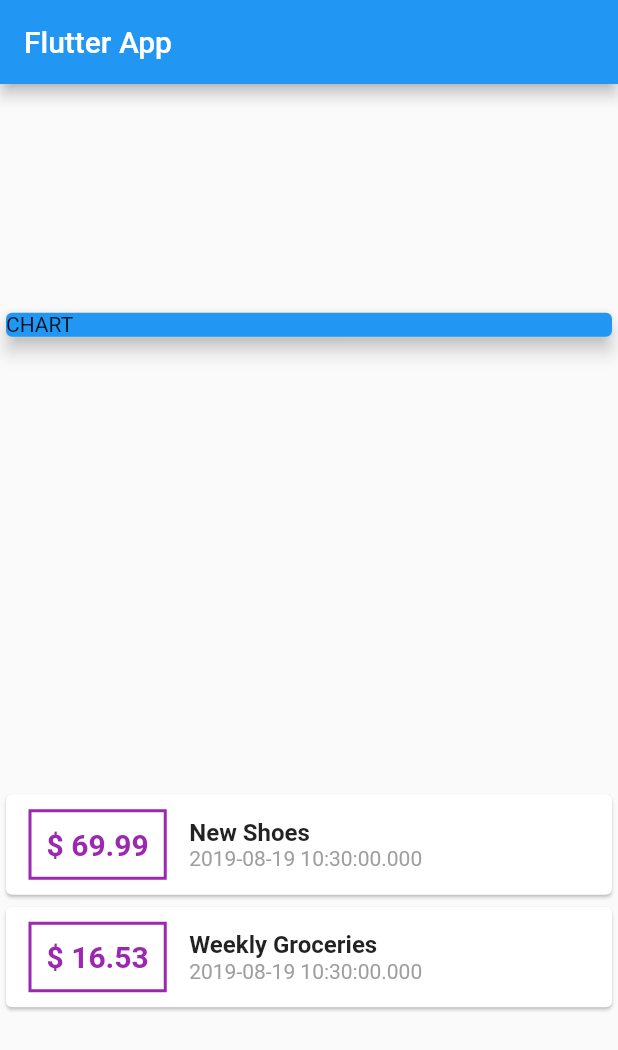
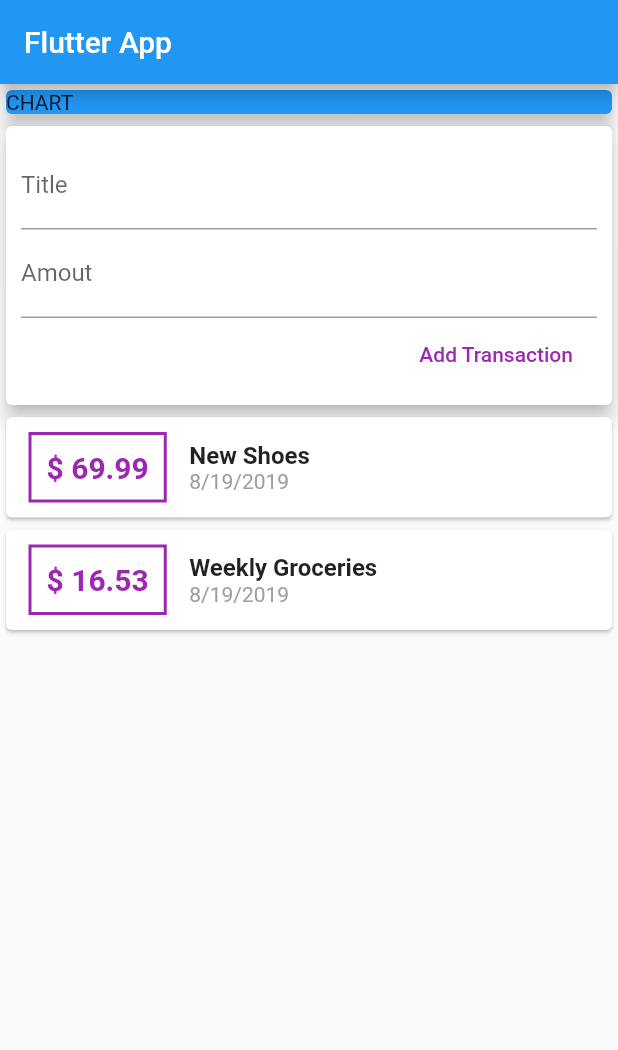
Before and after one commit to hewerthomn/flutter_complete_guide, a Flutter app: the screen it shows after launch, on a phone screen of 412 x 824 dp. Shown: the top 1050 px of the screen. Run offline on Flutter 3.47's test engine with Material 2 defaults, Android fonts, the phone set to English and light mode, and no system bars.

Commit message:
Fixed so the code compiles

```diff
--- a/lib/main.dart
+++ b/lib/main.dart
@@ -1,6 +1,6 @@
 import 'package:flutter/material.dart';
 
-import './transaction.dart';
+import './widgets/user_transactions.dart';
 
 void main() => runApp(MyApp());
 
@@ -15,20 +15,8 @@ class MyApp extends StatelessWidget {
 }
 
 class MyHomePage extends StatelessWidget {
-  final List<Transaction> transactions = [
-    Transaction(
-      id: 't1',
-      title: 'New Shoes',
-      amount: 69.99,
-      date: DateTime.now(),
-    ),
-    Transaction(
-      id: 't2',
-      title: 'Weekly Groceries',
-      amount: 16.53,
-      date: DateTime.now(),
-    ),
-  ];
+  final titleController = TextEditingController();
+  final amountController = TextEditingController();
 
   @override
   Widget build(BuildContext context) {
@@ -37,63 +25,18 @@ class MyHomePage extends StatelessWidget {
         title: Text('Flutter App'),
       ),
       body: Column(
-        mainAxisAlignment: MainAxisAlignment.spaceAround,
+        mainAxisAlignment: MainAxisAlignment.start,
         crossAxisAlignment: CrossAxisAlignment.stretch,
         children: <Widget>[
           Card(
-            color: Colors.blue,
+            elevation: 5,
             child: Container(
               child: Text('CHART'),
               width: double.infinity,
             ),
-            elevation: 5,
+            color: Colors.blue,
           ),
-          Column(
-            children: transactions.map((tx) {
-              return Card(
-                child: Row(
-                  children: <Widget>[
-                    Container(
-                      margin: EdgeInsets.symmetric(
-                        vertical: 10,
-                        horizontal: 15,
-                      ),
-                      decoration: BoxDecoration(
-                        border: Border.all(
-                          color: Colors.purple,
-                          width: 2,
-                        ),
-                      ),
-                      padding: EdgeInsets.all(10),
-                      child: Text(
-                        '\$ ${tx.amount}',
-                        style: TextStyle(
-                            fontWeight: FontWeight.bold,
-                            fontSize: 20,
-                            color: Colors.purple),
-                      ),
-                    ),
-                    Column(
-                      crossAxisAlignment: CrossAxisAlignment.start,
-                      children: <Widget>[
-                        Text(
-                          tx.title,
-                          style: TextStyle(
-                            fontSize: 16,
-                            fontWeight: FontWeight.bold,
-                          ),
-                        ),
-                        Text(
-                          tx.date.toString(),
-                          style: TextStyle(color: Colors.grey),
-                        ),
-                      ],
-                    ),
-                  ],
-                ),
-              );
-            }).toList(),
-          ),
+          UserTransactions()
         ],
       ),
     );
--- /dev/null
+++ b/lib/widgets/new_transaction.dart
@@ -0,0 +1,39 @@
+import 'package:flutter/material.dart';
+
+class NewTransaction extends StatelessWidget {
+  final titleController = TextEditingController();
+  final amountController = TextEditingController();
+  final Function addNewTransaction;
+
+  NewTransaction(this.addNewTransaction);
+
+  @override
+  Widget build(BuildContext context) {
+    return Card(
+      elevation: 5,
+      child: Container(
+        padding: EdgeInsets.all(10),
+        child: Column(
+          crossAxisAlignment: CrossAxisAlignment.end,
+          children: <Widget>[
+            TextField(
+              decoration: InputDecoration(labelText: 'Title'),
+              controller: titleController,
+            ),
+            TextField(
+              decoration: InputDecoration(labelText: 'Amout'),
+              controller: amountController,
+            ),
+            FlatButton(
+              child: Text('Add Transaction'),
+              textColor: Colors.purple,
+              onPressed: () {
+                addNewTransaction(titleController.text, double.parse(amountController.text));
+              },
+            ),
+          ],
+        ),
+      ),
+    );
+  }
+}
--- /dev/null
+++ b/lib/widgets/transaction_list.dart
@@ -0,0 +1,60 @@
+import 'package:flutter/material.dart';
+import 'package:intl/intl.dart';
+
+import '../models/transaction.dart';
+
+class TransactionList extends StatelessWidget {
+  final List<Transaction> transactions;
+
+  TransactionList(this.transactions);
+
+  @override
+  Widget build(BuildContext context) {
+    return Column(
+      children: transactions.map((tx) {
+        return Card(
+          child: Row(
+            children: <Widget>[
+              Container(
+                margin: EdgeInsets.symmetric(
+                  vertical: 10,
+                  horizontal: 15,
+                ),
+                decoration: BoxDecoration(
+                  border: Border.all(
+                    color: Colors.purple,
+                    width: 2,
+                  ),
+                ),
+                padding: EdgeInsets.all(10),
+                child: Text(
+                  '\$ ${tx.amount}',
+                  style: TextStyle(
+                      fontWeight: FontWeight.bold,
+                      fontSize: 20,
+                      color: Colors.purple),
+                ),
+              ),
+              Column(
+                crossAxisAlignment: CrossAxisAlignment.start,
+                children: <Widget>[
+                  Text(
+                    tx.title,
+                    style: TextStyle(
+                      fontSize: 16,
+                      fontWeight: FontWeight.bold,
+                    ),
+                  ),
+                  Text(
+                    DateFormat.yMd().format(tx.date),
+                    style: TextStyle(color: Colors.grey),
+                  ),
+                ],
+              ),
+            ],
+          ),
+        );
+      }).toList(),
+    );
+  }
+}
--- /dev/null
+++ b/lib/widgets/user_transactions.dart
@@ -0,0 +1,49 @@
+import 'package:flutter/material.dart';
+
+import '../widgets/new_transaction.dart';
+import '../widgets/transaction_list.dart';
+import '../models/transaction.dart';
+
+class UserTransactions extends StatefulWidget {
+  @override
+  _UserTransactionsState createState() => _UserTransactionsState();
+}
+
+class _UserTransactionsState extends State<UserTransactions> {
+  final List<Transaction> _userTransactions = [
+    Transaction(
+      id: 't1',
+      title: 'New Shoes',
+      amount: 69.99,
+      date: DateTime.now(),
+    ),
+    Transaction(
+      title: 'Weekly Groceries',
+      amount: 16.53,
+      date: DateTime.now(),
+      id: DateTime.now().toString(),
+    ),
+  ];
+
+  void _addNewTransaction(String txTitle, double txAmount) {
+    final newTx = Transaction(
+      title: txTitle,
+      amount: txAmount,
+      date: DateTime.now(),
+    );
+
+    setState(() {
+      _userTransactions.add(newTx);
+    });
+  }
+
+  @override
+  Widget build(BuildContext context) {
+    return Column(
+      children: <Widget>[
+        NewTransaction(_addNewTransaction),
+        TransactionList(_userTransactions),
+      ],
+    );
+  }
+}
--- a/pubspec.yaml
+++ b/pubspec.yaml
@@ -19,6 +19,7 @@ environment:
 dependencies:
   flutter:
     sdk: flutter
+  intl: ^0.15.8
 
   # The following adds the Cupertino Icons font to your application.
   # Use with the CupertinoIcons class for iOS style icons.
```
Also changed, not shown: lib/models/transaction.dart (renamed from lib/transaction.dart), pubspec.lock.
